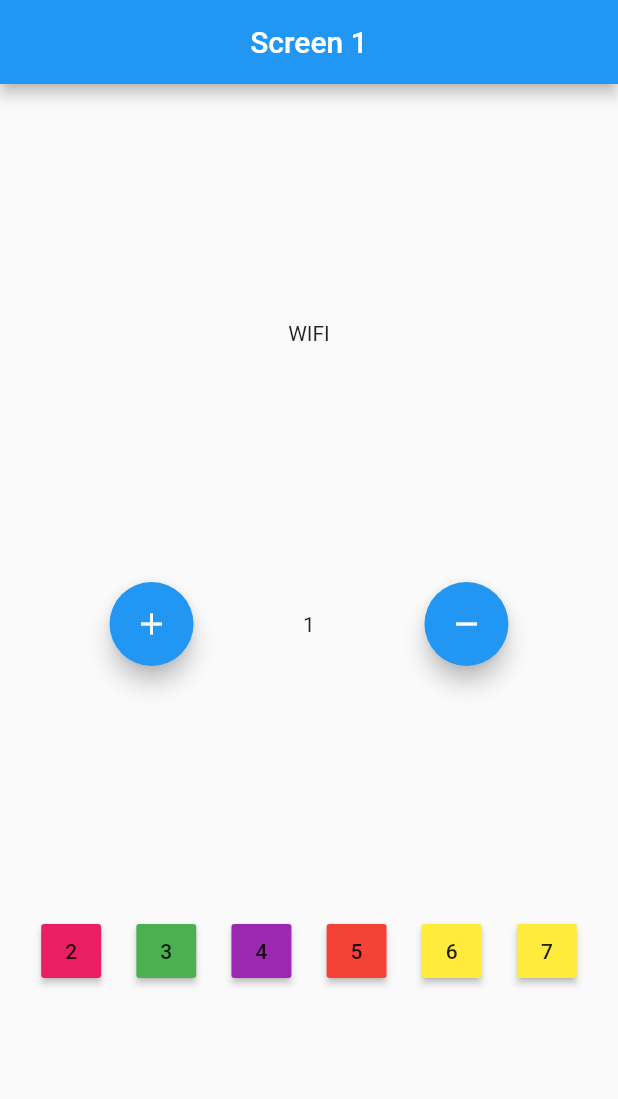
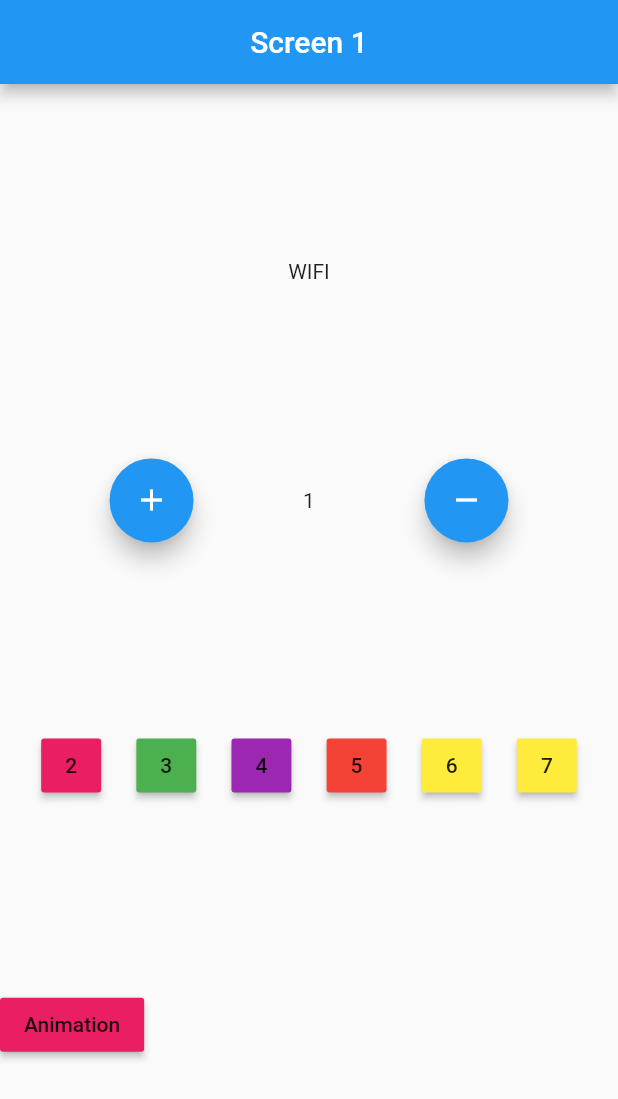
Before and after one commit to ArjunMalhotra07/bloc, a Flutter app: the screen it shows after launch, on a phone screen of 412 x 824 dp. Shown: the top 1099 px of the screen. Run offline on Flutter 3.47's test engine with Material 2 defaults, Android fonts, the phone set to English and light mode, and no system bars; our stand-ins replace bloc, connectivity_plus, equatable, flutter_bloc, syncfusion_flutter_calendar; missing offline and left inert: dart:html.

Commit message:
Added animation

```diff
--- a/lib/presentation/screens/home_screen.dart
+++ b/lib/presentation/screens/home_screen.dart
@@ -3,6 +3,7 @@ import 'package:flutter_bloc/flutter_bloc.dart';
 import 'package:test/constants/enum.dart';
 import 'package:test/logic/cubit/counter_cubit.dart';
 import 'package:test/logic/cubit/internet_cubit.dart';
+import 'package:test/presentation/screens/animation.dart';
 import 'package:test/presentation/screens/second_screen.dart';
 
 class FirstScreen extends StatefulWidget {
@@ -156,9 +157,24 @@ class _FirstScreenState extends State<FirstScreen> {
                           ),
                           onPressed: () {
                             Navigator.pushNamed(context, '/seventh');
-                          })
+                          }),
                     ],
                   ),
+                ),
+                Row(
+                  children: [
+                    MaterialButton(
+                        color: Colors.pink,
+                        minWidth: 10,
+                        child: const Text(
+                          'Animation',
+                          textAlign: TextAlign.center,
+                        ),
+                        onPressed: () {
+                          Navigator.of(context).push(MaterialPageRoute(
+                              builder: ((_) => const AnimationScreen())));
+                        })
+                  ],
                 )
               ],
             ),
```
Also changed, not shown: lib/presentation/screens/animation.dart (added, +56 -0 lines), lib/presentation/widgets/cat.dart (added, +15 -0 lines).
